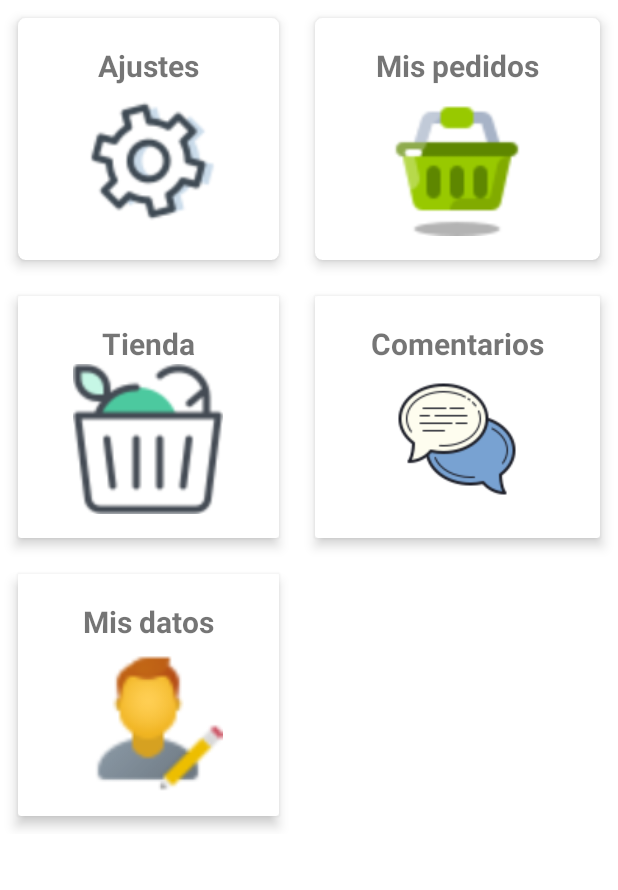
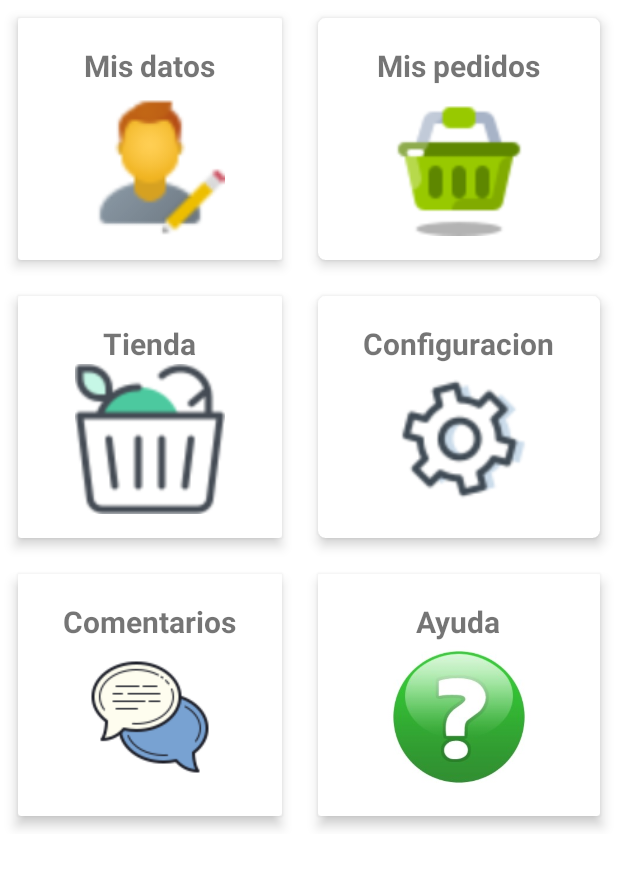
Before and after one commit to lauranh3/Apptender2-2, an Android app: the Home2Fragment screen opened directly, with no data from a screen before it, on a phone screen of 412 x 824 dp, the part 297-1187 px from its top. Run offline under Robolectric (Android 15) with nearby library versions, the phone set to English and light mode, and no system bars.

Commit message:
Vistas, RecyclerView,adapter (Listado productos))

```diff
--- a/app/src/main/java/com/example/apptender2/view/ui/fragments/Home2Fragment.kt
+++ b/app/src/main/java/com/example/apptender2/view/ui/fragments/Home2Fragment.kt
@@ -17,19 +17,37 @@ class Home2Fragment : Fragment() {
     ): View? {
         val view = inflater.inflate(R.layout.fragment_home2, container, false)
         return view
-        }
-    override fun onViewCreated (view: View,savedInstanceState: Bundle?) {
+    }
+
+    override fun onViewCreated(view: View, savedInstanceState: Bundle?) {
         super.onViewCreated(view, savedInstanceState)
 
-        val cardLib= view.findViewById<ImageView>(R.id.cardTienda)
+        val cardLib = view.findViewById<ImageView>(R.id.cardTienda)
         cardLib.setOnClickListener {
             findNavController().navigate(R.id.action_home2Fragment_to_homeFragment)
+        }
+        val cardDatos = view.findViewById<ImageView>(R.id.Mdatos)
+        cardDatos.setOnClickListener {
+            findNavController().navigate(R.id.action_home2Fragment_to_misdatosFragment)
+        }
+        val cardPedidos = view.findViewById<ImageView>(R.id.CTienda)
+        cardPedidos.setOnClickListener {
+            findNavController().navigate(R.id.action_home2Fragment_to_listaTiendaFragment)
 
         }
+        val cardConfiguracion = view.findViewById<ImageView>(R.id.Mconfiguracion)
+        cardConfiguracion.setOnClickListener {
+            findNavController().navigate(R.id.action_home2Fragment_to_configuracionFragment)
 
+        }
+        val cardComentarios = view.findViewById<ImageView>(R.id.Mcomentarios)
+        cardComentarios.setOnClickListener {
+            findNavController().navigate(R.id.action_home2Fragment_to_comentariosFragment)
+        }
 
+        val cardAyuda = view.findViewById<ImageView>(R.id.Mayuda)
+        cardAyuda.setOnClickListener {
+            findNavController().navigate(R.id.action_home2Fragment_to_ayudaFragment)
+        }
     }
-
-
-
 }
--- a/app/src/main/res/layout/fragment_home2.xml
+++ b/app/src/main/res/layout/fragment_home2.xml
@@ -41,13 +41,12 @@
                 android:rowCount="3"
                 android:alignmentMode="alignMargins"
                 android:columnOrderPreserved="false">
-
                 <androidx.cardview.widget.CardView
                     android:layout_height="wrap_content"
                     android:layout_width="wrap_content"
                     android:layout_columnWeight="1"
                     android:layout_rowWeight="1"
-                    app:cardCornerRadius="5dp"
+                    app:cardCornerRadius="2dp"
                     app:cardElevation="5dp"
                     android:layout_margin="12dp">
 
@@ -64,23 +63,18 @@
                             android:textSize="20dp"
                             android:textStyle="bold"
                             android:textAlignment="center"
-                            android:text="Ajustes">
-
+                            android:text="Mis datos">
                         </TextView>
 
                         <ImageView
-
+                            android:id="@+id/Mdatos"
                             android:layout_width="100dp"
                             android:layout_height="100dp"
-                            android:src="@drawable/ajustes">
+                            android:src="@drawable/datos">
+                        </ImageView>
+                    </LinearLayout>
+                </androidx.cardview.widget.CardView>
 
-                        </ImageView>
-
-
-                    </LinearLayout>
-
-
-                </androidx.cardview.widget.CardView>
 
                 <androidx.cardview.widget.CardView
                     android:layout_height="wrap_content"
@@ -110,12 +104,13 @@
                             android:layout_width="100dp"
                             android:layout_height="100dp"
                             android:src="@drawable/carro"
-                            android:id="@+id/Mis_pedidos">
+                            android:id="@+id/CTienda">
                         </ImageView>
                     </LinearLayout>
 
 
                 </androidx.cardview.widget.CardView>
+
                 <androidx.cardview.widget.CardView
                     android:layout_height="wrap_content"
                     android:layout_width="wrap_content"
@@ -148,6 +143,46 @@
                         </ImageView>
                     </LinearLayout>
                 </androidx.cardview.widget.CardView>
+
+                <androidx.cardview.widget.CardView
+                    android:layout_height="wrap_content"
+                    android:layout_width="wrap_content"
+                    android:layout_columnWeight="1"
+                    android:layout_rowWeight="1"
+                    app:cardCornerRadius="5dp"
+                    app:cardElevation="5dp"
+                    android:layout_margin="12dp">
+
+                    <LinearLayout
+                        android:layout_width="match_parent"
+                        android:layout_height="match_parent"
+                        android:orientation="vertical"
+                        android:gravity="center"
+                        android:padding="16dp">
+                        <TextView
+                            android:layout_width="wrap_content"
+                            android:layout_height="wrap_content"
+                            android:layout_marginTop="2dp"
+                            android:textSize="20dp"
+                            android:textStyle="bold"
+                            android:textAlignment="center"
+                            android:text="Configuracion">
+                        </TextView>
+
+                        <ImageView
+
+                            android:layout_width="100dp"
+                            android:id="@+id/Mconfiguracion"
+                            android:layout_height="100dp"
+                            android:src="@drawable/ajustes">
+
+                        </ImageView>
+
+
+                    </LinearLayout>
+
+
+                </androidx.cardview.widget.CardView>
                 <androidx.cardview.widget.CardView
                     android:layout_height="wrap_content"
                     android:layout_width="wrap_content"
@@ -175,11 +210,13 @@
                         <ImageView
                             android:layout_width="100dp"
                             android:layout_height="100dp"
+                            android:id="@+id/Mcomentarios"
                             android:src="@drawable/comentarios">
                         </ImageView>
                     </LinearLayout>
 
                 </androidx.cardview.widget.CardView>
+
                 <androidx.cardview.widget.CardView
                     android:layout_height="wrap_content"
                     android:layout_width="wrap_content"
@@ -202,16 +239,18 @@
                             android:textSize="20dp"
                             android:textStyle="bold"
                             android:textAlignment="center"
-                            android:text="Mis datos">
+                            android:text="Ayuda">
                         </TextView>
 
                         <ImageView
                             android:layout_width="100dp"
                             android:layout_height="100dp"
-                            android:src="@drawable/datos">
+                            android:id="@+id/Mayuda"
+                            android:src="@drawable/ayuda">
                         </ImageView>
                     </LinearLayout>
                 </androidx.cardview.widget.CardView>
+
             </GridLayout>
         </ScrollView>
     </LinearLayout>
--- a/app/src/main/res/navigation/nav_grahn.xml
+++ b/app/src/main/res/navigation/nav_grahn.xml
@@ -13,6 +13,21 @@
         <action
             android:id="@+id/action_home2Fragment_to_homeFragment"
             app:destination="@id/homeFragment" />
+        <action
+            android:id="@+id/action_home2Fragment_to_misdatosFragment"
+            app:destination="@id/misdatosFragment" />
+        <action
+            android:id="@+id/action_home2Fragment_to_configuracionFragment"
+            app:destination="@id/configuracionFragment" />
+        <action
+            android:id="@+id/action_home2Fragment_to_comentariosFragment"
+            app:destination="@id/comentariosFragment" />
+        <action
+            android:id="@+id/action_home2Fragment_to_ayudaFragment"
+            app:destination="@id/ayudaFragment" />
+        <action
+            android:id="@+id/action_home2Fragment_to_listaTiendaFragment"
+            app:destination="@id/listaTiendaFragment" />
     </fragment>
     <fragment
         android:id="@+id/homeFragment"
@@ -23,23 +38,8 @@
             android:id="@+id/action_homeFragment_to_bananosFragment"
             app:destination="@id/bananosFragment" />
         <action
-            android:id="@+id/action_homeFragment_to_brocoliFragment"
-            app:destination="@id/brocoliFragment" />
-        <action
             android:id="@+id/action_homeFragment_to_fresasFragment"
             app:destination="@id/fresasFragment" />
-        <action
-            android:id="@+id/action_homeFragment_to_mangoFragment"
-            app:destination="@id/mangoFragment" />
-        <action
-            android:id="@+id/action_homeFragment_to_papasFragment"
-            app:destination="@id/papasFragment" />
-        <action
-            android:id="@+id/action_homeFragment_to_tomatesFragment"
-            app:destination="@id/tomatesFragment" />
-        <action
-            android:id="@+id/action_homeFragment_to_home2Fragment"
-            app:destination="@id/home2Fragment" />
     </fragment>
     <fragment
         android:id="@+id/bananosFragment"
@@ -75,4 +75,29 @@
         android:name="com.example.apptender2.view.ui.fragments.TomatesFragment"
         android:label="fragment_tomates"
         tools:layout="@layout/fragment_tomates" />
+    <fragment
+        android:id="@+id/misdatosFragment"
+        android:name="com.example.apptender2.view.ui.fragments.misdatosFragment"
+        android:label="fragment_misdatos"
+        tools:layout="@layout/fragment_misdatos" />
+    <fragment
+        android:id="@+id/comentariosFragment"
+        android:name="com.example.apptender2.view.ui.fragments.comentariosFragment"
+        android:label="fragment_comentarios"
+        tools:layout="@layout/fragment_comentarios" />
+    <fragment
+        android:id="@+id/configuracionFragment"
+        android:name="com.example.apptender2.configuracionFragment"
+        android:label="fragment_configuracion"
+        tools:layout="@layout/fragment_configuracion" />
+    <fragment
+        android:id="@+id/ayudaFragment"
+        android:name="com.example.apptender2.view.ui.fragments.ayudaFragment"
+        android:label="fragment_ayuda"
+        tools:layout="@layout/fragment_ayuda" />
+    <fragment
+        android:id="@+id/listaTiendaFragment"
+        android:name="com.example.apptender2.view.ui.fragments.ListaTiendaFragment"
+        android:label="fragment_tienda"
+        tools:layout="@layout/fragment_tienda" />
 </navigation>
```
Also changed, not shown: app/src/main/java/com/example/apptender2/view/adapter/tiendaAdapter.kt (added, +49 -0 lines), app/src/main/java/com/example/apptender2/view/ui/fragments/AyudaFragment.kt (added, +22 -0 lines), app/src/main/java/com/example/apptender2/view/ui/fragments/ComentariosFragment.kt (added, +24 -0 lines), app/src/main/java/com/example/apptender2/view/ui/fragments/HomeFragment.kt (+4 -5 lines), app/src/main/java/com/example/apptender2/view/ui/fragments/ListaTiendaFragment.kt (added, +31 -0 lines), app/src/main/java/com/example/apptender2/view/ui/fragments/MisdatosFragment.kt (added, +25 -0 lines), app/src/main/java/com/example/apptender2/view/ui/fragments/configuracionFragment.kt (added, +23 -0 lines), app/src/main/res/layout/card_view_tienda.xml (added, +65 -0 lines), app/src/main/res/layout/fragment_ayuda.xml (added, +33 -0 lines), app/src/main/res/layout/fragment_comentarios.xml (added, +37 -0 lines), app/src/main/res/layout/fragment_configuracion.xml (added, +37 -0 lines), app/src/main/res/layout/fragment_misdatos.xml (added, +39 -0 lines), app/src/main/res/layout/fragment_mispedidos.xml (added, +37 -0 lines), app/src/main/res/layout/fragment_tienda.xml (added, +33 -0 lines), 1 more files.
